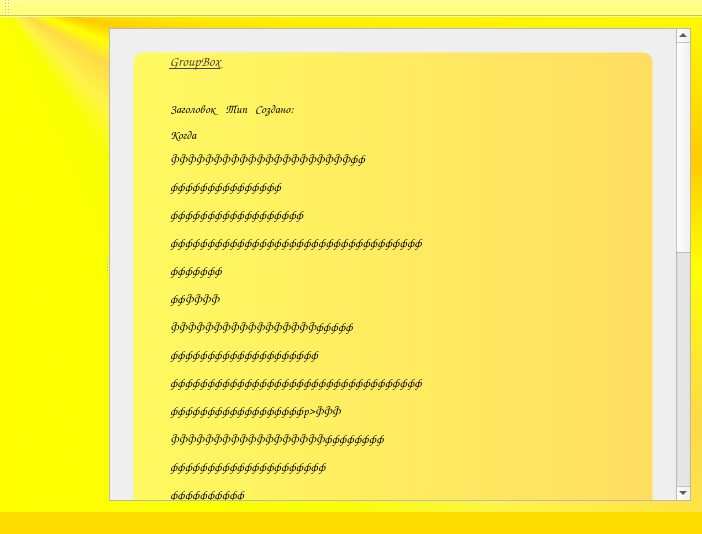
Before: the Qt Designer form MattyNotes/mattynotes.ui in MattyMatiss/MattyNotesOld, drawn with Qt 5.
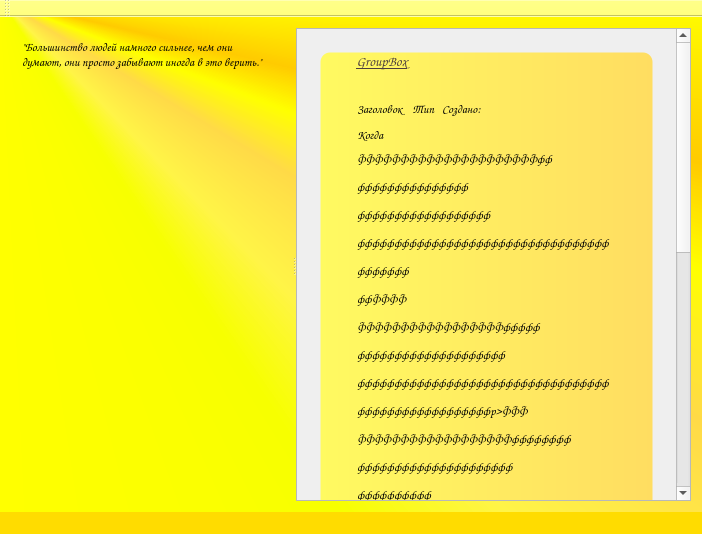
After: the same form once the commit is applied. Icons and pictures are not drawn.

The edit to the form file:
```diff
--- a/MattyNotes/mattynotes.ui
+++ b/MattyNotes/mattynotes.ui
@@ -31,7 +31,7 @@
       </property>
       <widget class="QWidget" name="gridLayoutWidget">
        <layout class="QGridLayout" name="gridLayout">
-        <item row="0" column="0">
+        <item row="1" column="0">
          <spacer name="horizontalSpacer">
           <property name="orientation">
            <enum>Qt::Horizontal</enum>
@@ -44,6 +44,36 @@
           </property>
          </spacer>
         </item>
+        <item row="0" column="0">
+         <widget class="QLabel" name="MotivatorLabel">
+          <property name="minimumSize">
+           <size>
+            <width>250</width>
+            <height>0</height>
+           </size>
+          </property>
+          <property name="maximumSize">
+           <size>
+            <width>250</width>
+            <height>16777215</height>
+           </size>
+          </property>
+          <property name="styleSheet">
+           <string notr="true">font-weight: bold;
+font-family: Comic Sans MS; 
+font-style: italic;</string>
+          </property>
+          <property name="text">
+           <string>&quot;Большинство людей намного сильнее, чем они думают, они просто забывают иногда в это верить.&quot;</string>
+          </property>
+          <property name="alignment">
+           <set>Qt::AlignLeading|Qt::AlignLeft|Qt::AlignTop</set>
+          </property>
+          <property name="wordWrap">
+           <bool>true</bool>
+          </property>
+         </widget>
+        </item>
        </layout>
       </widget>
       <widget class="QScrollArea" name="scrollArea">
@@ -59,8 +89,8 @@
          <rect>
           <x>0</x>
           <y>0</y>
-          <width>475</width>
-          <height>972</height>
+          <width>410</width>
+          <height>1000</height>
          </rect>
         </property>
         <layout class="QGridLayout" name="gridLayout_2">
@@ -221,19 +251,6 @@
                       </property>
                      </widget>
                     </item>
-                    <item>
-                     <spacer name="horizontalSpacer_2">
-                      <property name="orientation">
-                       <enum>Qt::Horizontal</enum>
-                      </property>
-                      <property name="sizeHint" stdset="0">
-                       <size>
-                        <width>40</width>
-                        <height>20</height>
-                       </size>
-                      </property>
-                     </spacer>
-                    </item>
                    </layout>
                   </item>
                   <item>
```
Left out of the diff: 7 changed lines with no effect on the pictures.
